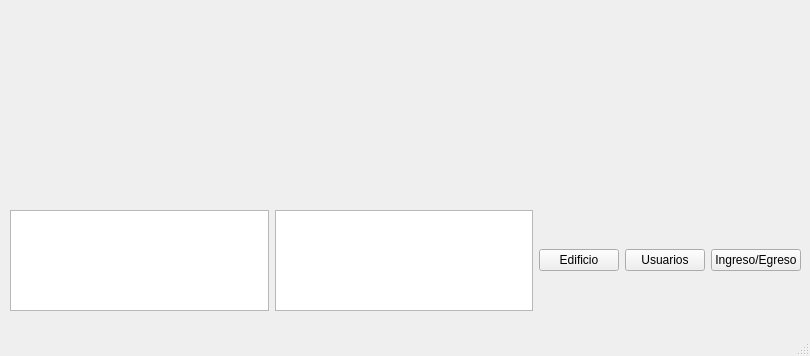
Above: frontpage.ui from Mati-Mar/AccessIO-GUI before the change. Below: the same form after it.
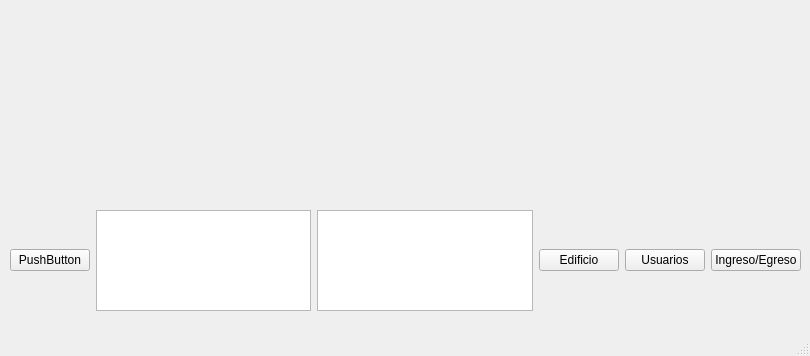
That is the form after the change.

Commit message: Se agregan cambios en in_out, postgresqlconnector y frontpage

```diff
--- a/frontpage.ui
+++ b/frontpage.ui
@@ -28,6 +28,13 @@
       <layout class="QVBoxLayout" name="verticalLayout">
        <item>
         <layout class="QHBoxLayout" name="horizontalLayout">
+         <item>
+          <widget class="QPushButton" name="pushButton">
+           <property name="text">
+            <string>PushButton</string>
+           </property>
+          </widget>
+         </item>
          <item>
           <widget class="QPlainTextEdit" name="plainTextEdit"/>
          </item>
```
The commit also changes 5 other files.
